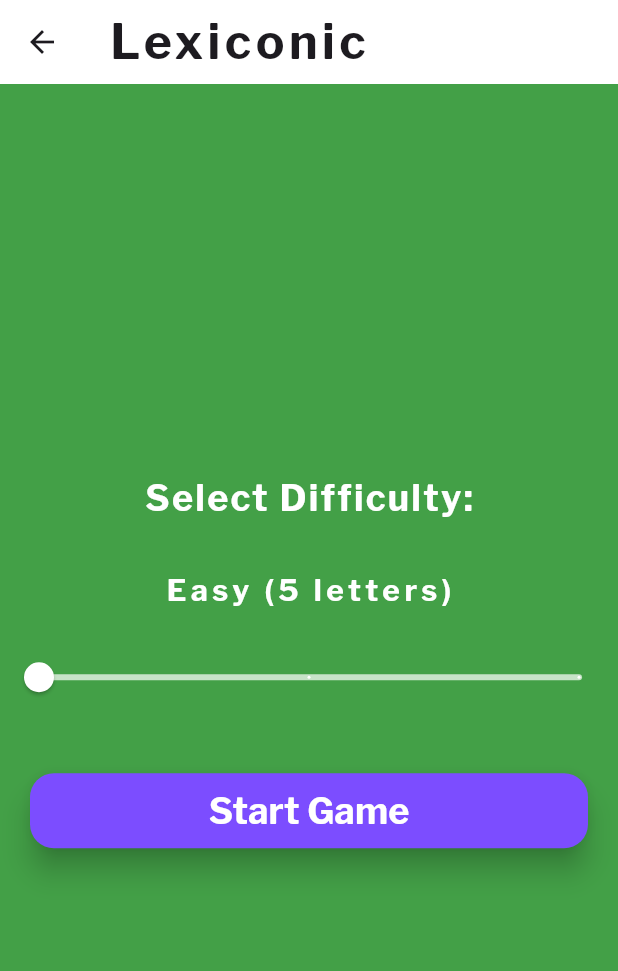
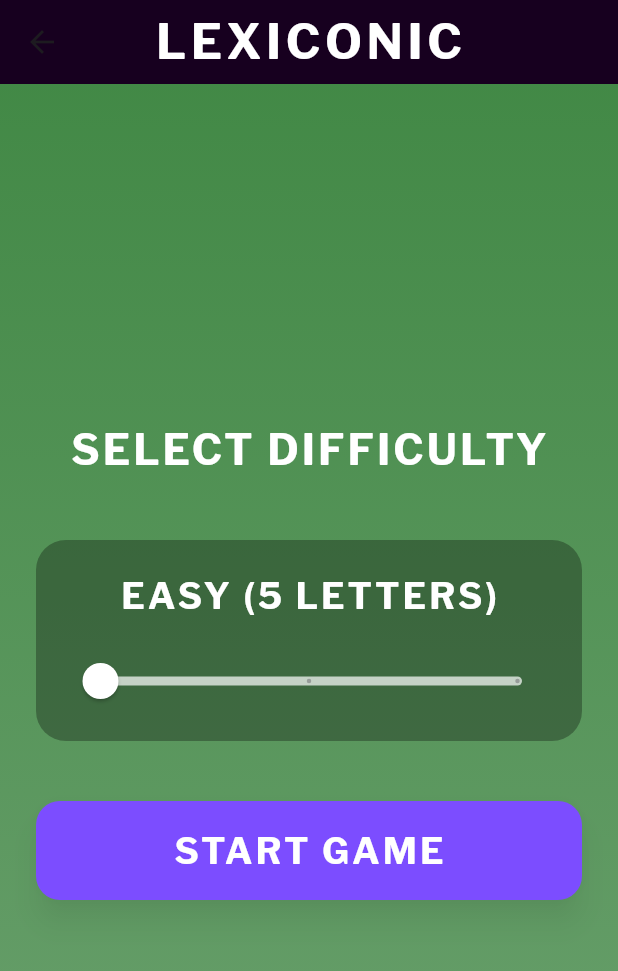
Before and after one commit to AnweyArc/Lexiconic, a Flutter app: the GamePreferenceScreen screen opened directly, on a phone screen of 412 x 824 dp. Shown: the top 971 px of the screen. Run offline on Flutter 3.47's test engine with Material 3 defaults, Android fonts, the phone set to English and light mode, and no system bars; our stand-ins replace just_audio, shared_preferences; accounts and stored records are empty.

```diff
--- a/lib/gamepreference.dart
+++ b/lib/gamepreference.dart
@@ -13,26 +13,24 @@ class _GamePreferenceScreenState extends State<GamePreferenceScreen> {
   Color getBackgroundColor(double difficultyValue) {
     switch (difficultyValue.toInt()) {
       case 0:
-        return Colors.green.shade600; // Green for easy
+        return Colors.green.shade800; // Green for easy
       case 1:
-        return Colors.orange.shade600; // Orange for hard
+        return Colors.orange.shade800; // Orange for hard
       case 2:
-        return Colors.red.shade900; // Dark red for nightmare
+        return Colors.red.shade800; // Dark red for nightmare
       default:
-        return Colors
-            .green
-            .shade600; // Default to green if no difficulty selected
+        return Colors.green.shade800; // Default to green
     }
   }
 
   // Method to convert the slider value to the difficulty string
   String getDifficultyLabel(double value) {
     if (value == 0) {
-      return "Easy (5 letters)";
+      return "EASY (5 LETTERS)";
     } else if (value == 1) {
-      return "Hard (6 letters)";
+      return "HARD (6 LETTERS)";
     } else {
-      return "Nightmare (8 letters)";
+      return "NIGHTMARE (8 LETTERS)";
     }
   }
 
@@ -41,47 +39,80 @@ class _GamePreferenceScreenState extends State<GamePreferenceScreen> {
     return Scaffold(
       appBar: AppBar(
         title: Text(
-          'Lexiconic',
+          'LEXICONIC',
           style: TextStyle(
             fontFamily: 'LibreFranklin',
             fontSize: 32,
             letterSpacing: 3,
             fontWeight: FontWeight.bold,
+            color: Colors.white,
           ),
         ),
-        backgroundColor: Colors.white,
+        centerTitle: true,
+        backgroundColor: const Color.fromARGB(255, 23, 0, 31),
       ),
       body: Container(
-        color: getBackgroundColor(
-          _difficultyValue,
-        ), // Set background color based on difficulty
+        decoration: BoxDecoration(
+          gradient: LinearGradient(
+            begin: Alignment.topCenter,
+            end: Alignment.bottomCenter,
+            colors: [
+              getBackgroundColor(_difficultyValue).withOpacity(0.9),
+              getBackgroundColor(_difficultyValue).withOpacity(0.7),
+            ],
+          ),
+        ),
         child: Center(
+          child: Padding(
+            padding: const EdgeInsets.all(24.0),
             child: Column(
               mainAxisAlignment: MainAxisAlignment.center,
               children: [
                 Text(
-                "Select Difficulty:",
+                  "SELECT DIFFICULTY",
                   style: TextStyle(
-                  fontSize: 24,
+                    fontSize: 28,
                     color: Colors.white,
                     fontFamily: 'LibreFranklin',
                     fontWeight: FontWeight.bold,
-                  letterSpacing: 1.5,
+                    letterSpacing: 2,
                   ),
                 ),
-              SizedBox(height: 30),
+                SizedBox(height: 40),
+                Container(
+                  padding: EdgeInsets.all(20),
+                  decoration: BoxDecoration(
+                    color: Colors.black.withOpacity(0.3),
+                    borderRadius: BorderRadius.circular(20),
+                  ),
+                  child: Column(
+                    children: [
                       Text(
                         getDifficultyLabel(_difficultyValue),
                         style: TextStyle(
                           color: Colors.white,
                           fontFamily: 'LibreFranklin',
-                  fontSize: 20,
+                          fontSize: 24,
                           fontWeight: FontWeight.bold,
-                  letterSpacing: 3,
+                          letterSpacing: 2,
                         ),
                       ),
                       SizedBox(height: 20),
-              Slider(
+                      SliderTheme(
+                        data: SliderTheme.of(context).copyWith(
+                          activeTrackColor: Colors.white,
+                          inactiveTrackColor: Colors.white70,
+                          thumbColor: Colors.white,
+                          overlayColor: Colors.white30,
+                          thumbShape: RoundSliderThumbShape(
+                            enabledThumbRadius: 12,
+                          ),
+                          overlayShape: RoundSliderOverlayShape(
+                            overlayRadius: 20,
+                          ),
+                          trackHeight: 6,
+                        ),
+                        child: Slider(
                           value: _difficultyValue,
                           min: 0,
                           max: 2,
@@ -91,8 +122,10 @@ class _GamePreferenceScreenState extends State<GamePreferenceScreen> {
                               _difficultyValue = value;
                             });
                           },
-                activeColor: Colors.white,
-                inactiveColor: Colors.white70,
+                        ),
+                      ),
+                    ],
+                  ),
                 ),
                 SizedBox(height: 40),
                 _buildStartButton(context),
@@ -100,13 +133,13 @@ class _GamePreferenceScreenState extends State<GamePreferenceScreen> {
             ),
           ),
         ),
+      ),
     );
   }
 
-  // Helper method to build the "Start Game" button with updated design
   Widget _buildStartButton(BuildContext context) {
-    return Padding(
-      padding: const EdgeInsets.symmetric(horizontal: 20),
+    return SizedBox(
+      width: double.infinity,
       child: ElevatedButton(
         onPressed: () {
           String difficulty;
@@ -126,20 +159,22 @@ class _GamePreferenceScreenState extends State<GamePreferenceScreen> {
           );
         },
         style: ElevatedButton.styleFrom(
-          minimumSize: Size(double.infinity, 50),
-          backgroundColor: Colors.deepPurpleAccent, // Button background color
-          foregroundColor: Colors.white, // Text color
+          padding: EdgeInsets.symmetric(vertical: 16),
+          backgroundColor: Colors.deepPurpleAccent,
+          foregroundColor: Colors.white,
           shape: RoundedRectangleBorder(
-            borderRadius: BorderRadius.circular(16), // Rounded corners
+            borderRadius: BorderRadius.circular(16),
           ),
-          elevation: 8, // Shadow effect
+          elevation: 8,
+          shadowColor: Colors.black.withOpacity(0.3),
         ),
         child: Text(
-          "Start Game",
+          "START GAME",
           style: TextStyle(
             fontSize: 24,
             fontWeight: FontWeight.bold,
-            fontFamily: 'LibreFranklin', // Apply custom font
+            fontFamily: 'LibreFranklin',
+            letterSpacing: 2,
           ),
         ),
       ),
```
Lines whose indentation alone changed are shown as unchanged.
